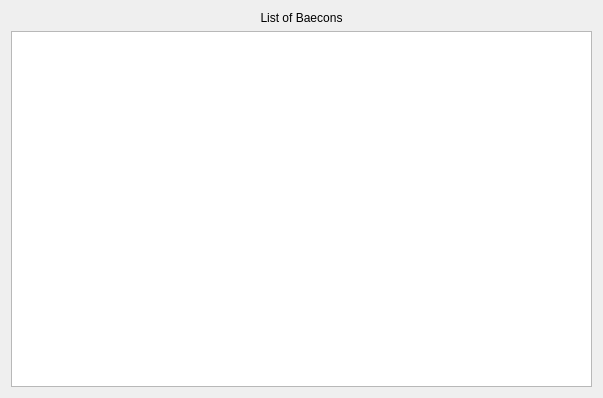
Qt form lib/view/beaconeditor/beaconeditor.ui (BigCubeCat/bacon) before a commit.
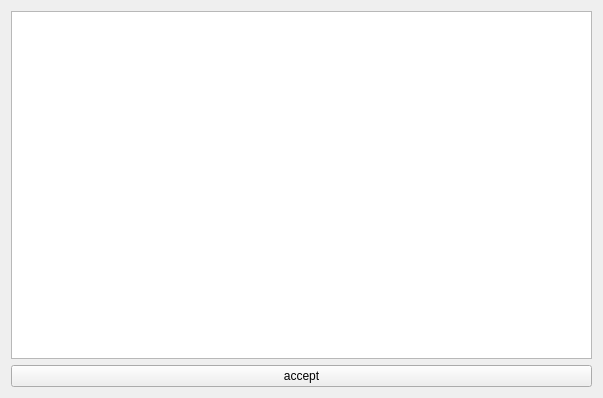
The same form after that commit.

Commit message: отказался от списка в пользу text edit из-за нехватки времени

```diff
--- a/lib/view/beaconeditor/beaconeditor.ui
+++ b/lib/view/beaconeditor/beaconeditor.ui
@@ -15,17 +15,14 @@
   </property>
   <layout class="QVBoxLayout" name="verticalLayout">
    <item>
-    <widget class="QLabel" name="label">
-     <property name="text">
-      <string>List of Baecons</string>
-     </property>
-     <property name="alignment">
-      <set>Qt::AlignmentFlag::AlignCenter</set>
-     </property>
-    </widget>
+    <widget class="QPlainTextEdit" name="plainTextEdit"/>
    </item>
    <item>
-    <widget class="QListView" name="listView"/>
+    <widget class="QPushButton" name="acceptButton">
+     <property name="text">
+      <string>accept</string>
+     </property>
+    </widget>
    </item>
   </layout>
  </widget>
```
The commit also changes 9 other files.
